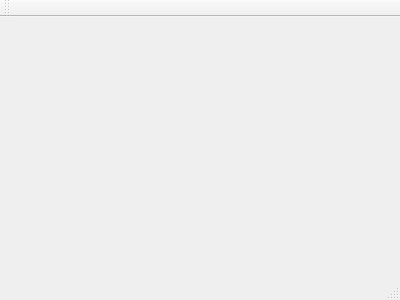
The window that mainwindow.ui (guminssa/DuplicateFinder) describes before a commit, drawn with Qt 5.
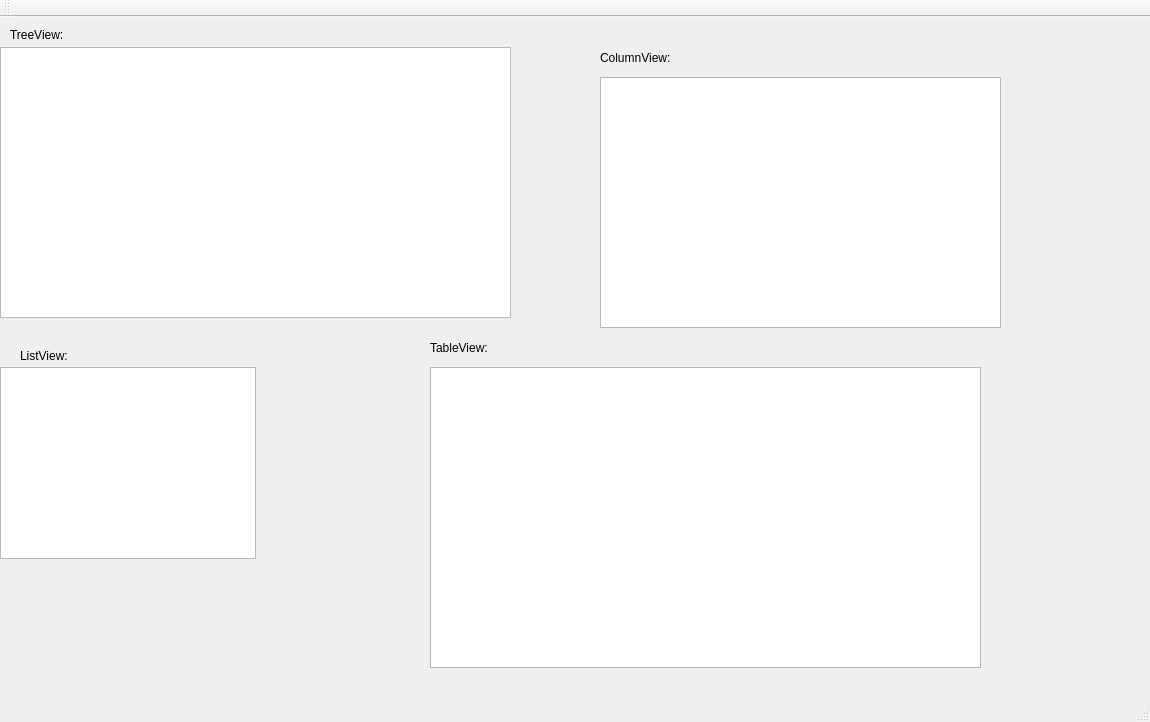
The same window after the commit.

Commit message: Added DataItem class.  The DataModel will generate DataItems for each file in the requested directory.

```diff
--- a/mainwindow.ui
+++ b/mainwindow.ui
@@ -1,24 +1,132 @@
 <ui version="4.0">
  <class>MainWindow</class>
- <widget class="QMainWindow" name="MainWindow" >
-  <property name="geometry" >
+ <widget class="QMainWindow" name="MainWindow">
+  <property name="geometry">
    <rect>
     <x>0</x>
     <y>0</y>
-    <width>400</width>
-    <height>300</height>
+    <width>1150</width>
+    <height>722</height>
    </rect>
   </property>
   <property name="windowTitle" >
    <string>MainWindow</string>
   </property>
-  <widget class="QMenuBar" name="menuBar" />
-  <widget class="QToolBar" name="mainToolBar" />
-  <widget class="QWidget" name="centralWidget" />
-  <widget class="QStatusBar" name="statusBar" />
+  <widget class="QWidget" name="centralWidget">
+   <widget class="QTreeView" name="treeView">
+    <property name="geometry">
+     <rect>
+      <x>0</x>
+      <y>30</y>
+      <width>511</width>
+      <height>271</height>
+     </rect>
+    </property>
+   </widget>
+   <widget class="QListView" name="listView">
+    <property name="geometry">
+     <rect>
+      <x>0</x>
+      <y>350</y>
+      <width>256</width>
+      <height>192</height>
+     </rect>
+    </property>
+   </widget>
+   <widget class="QLabel" name="label">
+    <property name="geometry">
+     <rect>
+      <x>10</x>
+      <y>10</y>
+      <width>81</width>
+      <height>16</height>
+     </rect>
+    </property>
+    <property name="text">
+     <string>TreeView:</string>
+    </property>
+   </widget>
+   <widget class="QLabel" name="label_2">
+    <property name="geometry">
+     <rect>
+      <x>20</x>
+      <y>330</y>
+      <width>67</width>
+      <height>17</height>
+     </rect>
+    </property>
+    <property name="text">
+     <string>ListView:</string>
+    </property>
+   </widget>
+   <widget class="QLabel" name="label_3">
+    <property name="geometry">
+     <rect>
+      <x>430</x>
+      <y>320</y>
+      <width>91</width>
+      <height>21</height>
+     </rect>
+    </property>
+    <property name="text">
+     <string>TableView:</string>
+    </property>
+   </widget>
+   <widget class="QTableView" name="tableView">
+    <property name="geometry">
+     <rect>
+      <x>430</x>
+      <y>350</y>
+      <width>551</width>
+      <height>301</height>
+     </rect>
+    </property>
+   </widget>
+   <widget class="QColumnView" name="columnView">
+    <property name="geometry">
+     <rect>
+      <x>600</x>
+      <y>60</y>
+      <width>401</width>
+      <height>251</height>
+     </rect>
+    </property>
+   </widget>
+   <widget class="QLabel" name="label_4">
+    <property name="geometry">
+     <rect>
+      <x>600</x>
+      <y>30</y>
+      <width>91</width>
+      <height>21</height>
+     </rect>
+    </property>
+    <property name="text">
+     <string>ColumnView:</string>
+    </property>
+   </widget>
+  </widget>
+  <widget class="QMenuBar" name="menuBar">
+   <property name="geometry">
+    <rect>
+     <x>0</x>
+     <y>0</y>
+     <width>1150</width>
+     <height>25</height>
+    </rect>
+   </property>
+  </widget>
+  <widget class="QToolBar" name="mainToolBar">
+   <attribute name="toolBarArea">
+    <enum>TopToolBarArea</enum>
+   </attribute>
+   <attribute name="toolBarBreak">
+    <bool>false</bool>
+   </attribute>
+  </widget>
+  <widget class="QStatusBar" name="statusBar"/>
  </widget>
- <layoutDefault spacing="6" margin="11" />
- <pixmapfunction></pixmapfunction>
+ <layoutdefault spacing="6" margin="11"/>
  <resources/>
  <connections/>
 </ui>
```
Left out of the diff: 3 changed lines with no effect on the pictures. The commit also changes 7 other files.
